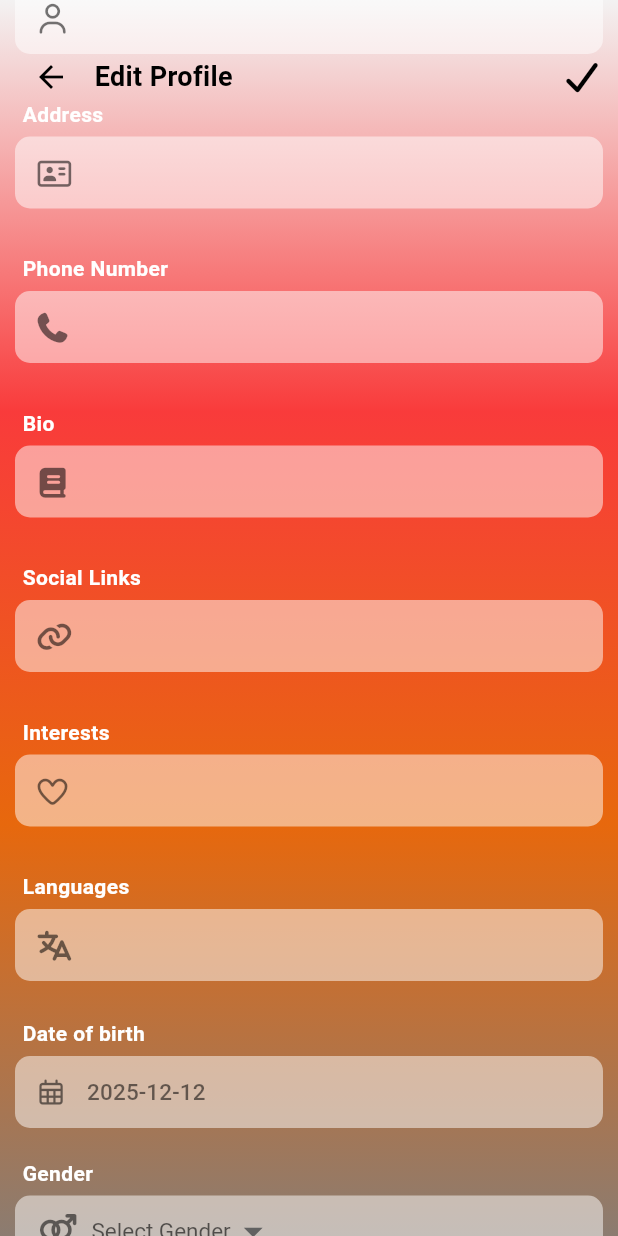
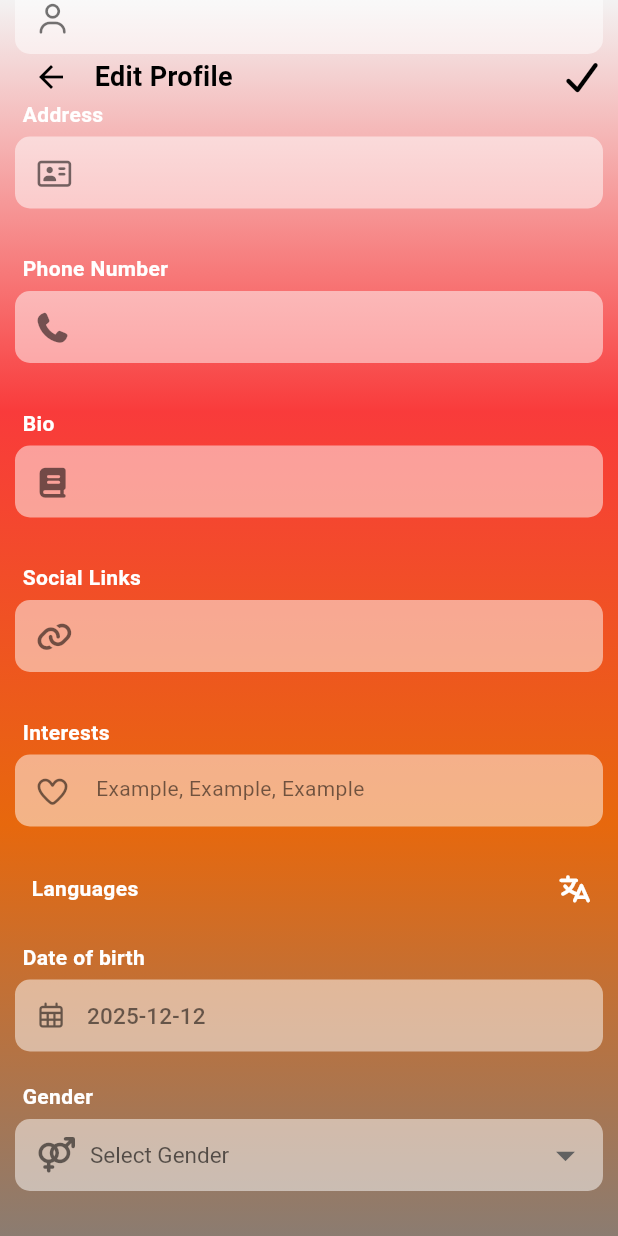
Before and after one commit to AbdelmelekMedh/battle_app, a Flutter app: the EditProfile screen opened directly with empty values, scrolled down 307 dp, on a phone screen of 412 x 824 dp. Run offline on Flutter 3.47's test engine with Material 3 defaults, Android fonts, the light colour scheme and no system bars; drawn by our look-alikes of multi_select_flutter; our stand-ins replace cached_network_image, flutter_rating_bar, font_awesome_flutter, google_maps_flutter, image_picker, responsive_builder and 4 more; accounts and stored records are empty; network calls fail.

Commit message:
update languages ui

```diff
--- a/lib/dio/dio.dart
+++ /dev/null
@@ -1,76 +0,0 @@
-import 'package:dio/dio.dart';
-import 'package:flutter_secure_storage/flutter_secure_storage.dart';
-
-class ApiClient {
-  static final Dio dio = Dio(
-    BaseOptions(
-      baseUrl: "http://10.0.2.2:8080/api",
-      connectTimeout: const Duration(seconds: 20),
-      receiveTimeout: const Duration(seconds: 20),
-    ),
-  )..interceptors.add(AuthInterceptor());
-}
-
-class AuthInterceptor extends Interceptor {
-  final storage = const FlutterSecureStorage();
-
-  @override
-  void onRequest(RequestOptions options, RequestInterceptorHandler handler) async {
-    String? token = await storage.read(key: "accessToken");
-
-    if (token != null) {
-      options.headers["Authorization"] = "Bearer $token";
-    }
-
-    return handler.next(options);
-  }
-
-  @override
-  void onError(DioException err, ErrorInterceptorHandler handler) async {
-    // expired or invalid token
-    if (err.response?.statusCode == 401) {
-      final refreshed = await _refreshToken();
-
-      if (refreshed) {
-        // retry request
-        final accessToken = await storage.read(key: "accessToken");
-
-        err.requestOptions.headers["Authorization"] = "Bearer $accessToken";
-
-        final cloneReq = await ApiClient.dio.fetch(err.requestOptions);
-        return handler.resolve(cloneReq);
-      } else {
-        // refresh token expired → logout
-        await storage.deleteAll();
-      }
-    }
-
-    return handler.next(err);
-  }
-
-  Future<bool> _refreshToken() async {
-    try {
-      String? refreshToken = await storage.read(key: "refreshToken");
-
-      if (refreshToken == null) return false;
-
-      final response = await ApiClient.dio.post(
-        "/auth/refreshToken",
-        data: {"refreshToken": refreshToken},
-      );
-
-      if (response.statusCode == 200) {
-        final newAccess = response.data["accessToken"];
-        final newRefresh = response.data["refreshToken"];
-
-        await storage.write(key: "accessToken", value: newAccess);
-        await storage.write(key: "refreshToken", value: newRefresh);
-
-        return true;
-      }
-      return false;
-    } catch (e) {
-      return false;
-    }
-  }
-}
--- a/lib/pages/edit_profile.dart
+++ b/lib/pages/edit_profile.dart
@@ -4,6 +4,8 @@ import 'package:battle_app/pages/profile.dart';
 import 'package:flutter/material.dart';
 import 'package:font_awesome_flutter/font_awesome_flutter.dart';
 import 'package:image_picker/image_picker.dart';
+import 'package:multi_select_flutter/dialog/multi_select_dialog_field.dart';
+import 'package:multi_select_flutter/multi_select_flutter.dart';
 
 import '../api/profile_api.dart';
 import '../models/profile_model.dart';
@@ -14,7 +16,7 @@ import '../widgets/text_widget.dart';
 class EditProfile extends StatefulWidget {
   final ProfileScreenData userProfile;
 
-  const EditProfile({Key? key, required this.userProfile}) : super(key: key);
+  const EditProfile({super.key, required this.userProfile});
 
   @override
   State<EditProfile> createState() => _EditProfileState();
@@ -27,7 +29,7 @@ class _EditProfileState extends State<EditProfile> {
   final _bioController = TextEditingController();
   final _socialLinksController = TextEditingController();
   final _interestsController = TextEditingController();
-  final _languagesController = TextEditingController();
+  List<String> _selectedLanguages = [];
 
   final ImagePicker _picker = ImagePicker();
   XFile? _pickedImage;
@@ -49,12 +51,8 @@ class _EditProfileState extends State<EditProfile> {
           .map((e) => '${e.key}:${e.value}')
           .join(', ') ?? '';
 
-      _interestsController.text = profile.interests != null
-          ? profile.interests.join(', ')
-          : '';
-      _languagesController.text = profile.languages != null
-          ? profile.languages.join(', ')
-          : '';
+      _interestsController.text = profile.interests.join(', ');
+      _selectedLanguages = List<String>.from(profile.languages);
       if (profile.dateOfBirth != null) {
         _selectedDate = profile.dateOfBirth;
       }
@@ -72,7 +70,6 @@ class _EditProfileState extends State<EditProfile> {
     _bioController.dispose();
     _socialLinksController.dispose();
     _interestsController.dispose();
-    _languagesController.dispose();
     super.dispose();
   }
 
@@ -135,7 +132,7 @@ class _EditProfileState extends State<EditProfile> {
               imageProfile: profile.imageProfile,
               socialLinks: profile.socialLinks, // or parse from text
               interests: _interestsController.text.split(',').map((e) => e.trim()).toList(),
-              languages: _languagesController.text.split(',').map((e) => e.trim()).toList(),
+              languages: List<String>.from(_selectedLanguages),
               id: profile.id,
               createdAt: profile.createdAt,
               updatedAt: DateTime.now(),
@@ -227,6 +224,7 @@ class _EditProfileState extends State<EditProfile> {
                     icon: FontAwesomeIcons.book,
                     keyboardType: TextInputType.text,
                     textInputAction: TextInputAction.next,
+                    maxLines: null,
                   ),
                   const SizedBox(height: 10),
                   TextWidget(
@@ -241,17 +239,61 @@ class _EditProfileState extends State<EditProfile> {
                     controller: _interestsController,
                     label: 'Interests',
                     icon: FontAwesomeIcons.heart,
+                    hint: 'Example, Example, Example',
                     keyboardType: TextInputType.multiline,
                     textInputAction: TextInputAction.next,
                   ),
                   const SizedBox(height: 10),
-                  TextWidget(
-                    controller: _languagesController,
-                    label: 'Languages',
-                    icon: FontAwesomeIcons.language,
-                    keyboardType: TextInputType.multiline,
-                    textInputAction: TextInputAction.next,
+        MultiSelectBottomSheetField<String?>(
+          decoration: BoxDecoration(
+            borderRadius: BorderRadius.circular(10),
+            border: Border.all(color: Colors.transparent),
           ),
+          searchHint: 'Search',
+          searchTextStyle: const TextStyle(color: Colors.white, fontWeight: FontWeight.bold),
+          searchHintStyle: const TextStyle(color: Colors.white, fontWeight: FontWeight.bold),
+          searchIcon:  Icon(FontAwesomeIcons.magnifyingGlass, color: Colors.white, size: 18),
+          closeSearchIcon: const Icon(FontAwesomeIcons.xmark, color: Colors.white, size: 18),
+          cancelText: Text("Cancel", style: TextStyle(color: Colors.white, fontWeight: FontWeight.bold)),
+          confirmText: Text("Confirm", style: TextStyle(color: Colors.white, fontWeight: FontWeight.bold)),
+          backgroundColor: Colors.white.withOpacity(0.5),
+          listType: MultiSelectListType.CHIP,
+          itemsTextStyle:const TextStyle(color: Colors.black54, fontWeight: FontWeight.bold),
+          items: languages
+              .map((lang) => MultiSelectItem<String?>(lang, lang))
+              .toList(),
+          initialValue: _selectedLanguages.cast<String?>(),
+          searchable: true,
+          title: Text("Select languages", style: const TextStyle(fontWeight: FontWeight.bold)),
+          buttonText: Text("Languages",
+            style: const TextStyle(fontWeight: FontWeight.bold),
+          ),
+          chipDisplay: MultiSelectChipDisplay(
+            textStyle: TextStyle(color: Colors.black54, fontSize: 15),
+            chipColor: Colors.transparent,
+            decoration: BoxDecoration(
+              color: Colors.white.withOpacity(0.5),
+              borderRadius: BorderRadius.circular(12),
+              border: Border.all(color: Colors.black26),
+            ),
+            onTap: (value) {
+              setState(() {
+                _selectedLanguages.remove(value);
+              });
+            },
+          ),
+
+          onConfirm: (List<String?> results) {
+            setState(() {
+              _selectedLanguages = results.whereType<String>().toList();
+            });
+          },
+
+          buttonIcon: Icon(FontAwesomeIcons.language, color: Colors.white, size: 18),
+
+        ),
+
+
         const SizedBox(height: 15),
                   Column(
                     crossAxisAlignment: CrossAxisAlignment.start,
@@ -296,7 +338,7 @@ class _EditProfileState extends State<EditProfile> {
                         child: Text('Gender', style: TextStyle(fontWeight: FontWeight.bold)),
                       ),
                       Container(
-                            padding: const EdgeInsets.only(left: 16, right: 10),
+                        padding: const EdgeInsets.only(left: 15, right: 10),
                         decoration: BoxDecoration(
                           color: Colors.white.withOpacity(0.5),
                           borderRadius: BorderRadius.circular(10),
@@ -305,7 +347,9 @@ class _EditProfileState extends State<EditProfile> {
                           spacing: 15,
                           children: [
                             Icon(FontAwesomeIcons.venusMars, size: 20, color: Colors.black54,),
-                                DropdownButton<String>(
+                            Expanded(
+                              child: DropdownButton<String>(
+                                isExpanded: true,
                                 hint: const Text('Select Gender'),
                                 dropdownColor: Colors.white.withOpacity(0.8),
                                 iconSize: 30,
@@ -324,6 +368,7 @@ class _EditProfileState extends State<EditProfile> {
                                 ))
                                     .toList(),
                               ),
+                            ),
                           ],
                         ),
                       ),
@@ -338,3 +383,87 @@ class _EditProfileState extends State<EditProfile> {
     );
   }
 }
+
+final List<String> languages = [
+  "Arabic",
+  "English",
+  "French",
+  "Spanish",
+  "German",
+  "Italian",
+  "Portuguese",
+  "Russian",
+  "Mandarin Chinese",
+  "Cantonese",
+  "Japanese",
+  "Korean",
+  "Hindi",
+  "Urdu",
+  "Bengali",
+  "Punjabi",
+  "Gujarati",
+  "Marathi",
+  "Tamil",
+  "Telugu",
+  "Kannada",
+  "Malayalam",
+  "Sinhala",
+  "Nepali",
+  "Pashto",
+  "Persian (Farsi)",
+  "Turkish",
+  "Kurdish",
+  "Hebrew",
+  "Greek",
+  "Dutch",
+  "Swedish",
+  "Norwegian",
+  "Danish",
+  "Finnish",
+  "Polish",
+  "Czech",
+  "Slovak",
+  "Hungarian",
+  "Romanian",
+  "Bulgarian",
+  "Serbian",
+  "Croatian",
+  "Bosnian",
+  "Slovenian",
+  "Ukrainian",
+  "Belarusian",
+  "Lithuanian",
+  "Latvian",
+  "Estonian",
+  "Thai",
+  "Vietnamese",
+  "Myanmar (Burmese)",
+  "Khmer",
+  "Lao",
+  "Malay",
+  "Indonesian",
+  "Filipino (Tagalog)",
+  "Javanese",
+  "Sundanese",
+  "Swahili",
+  "Amharic",
+  "Somali",
+  "Yoruba",
+  "Igbo",
+  "Hausa",
+  "Zulu",
+  "Xhosa",
+  "Afrikaans",
+  "Maori",
+  "Samoan",
+  "Tongan",
+  "Mongolian",
+  "Armenian",
+  "Georgian",
+  "Albanian",
+  "Icelandic",
+  "Irish",
+  "Welsh",
+  "Basque",
+  "Catalan"
+];
--- a/lib/widgets/text_widget.dart
+++ b/lib/widgets/text_widget.dart
@@ -9,17 +9,21 @@ class TextWidget extends StatelessWidget {
   final bool obscureText;
   final TextInputType keyboardType;
   final TextInputAction textInputAction;
+  final int? maxLines;
+  final String? hint;
 
   const TextWidget({
-    Key? key,
+    super.key,
     required this.controller,
+    this.hint,
     this.validator,
     required this.label,
     required this.icon,
     this.obscureText = false,
     required this.keyboardType,
     required this.textInputAction,
-  }) : super(key: key);
+    this.maxLines,
+  });
 
   @override
   Widget build(BuildContext context) {
@@ -36,6 +40,7 @@ class TextWidget extends StatelessWidget {
             ),
           ),
           Container(
+            padding: const EdgeInsets.symmetric(horizontal: 0, vertical: 0),
             decoration: BoxDecoration(
               color: Colors.white.withOpacity(0.5),
               borderRadius: BorderRadius.circular(10),
@@ -43,7 +48,10 @@ class TextWidget extends StatelessWidget {
             child: TextFormField(
               controller: controller,
               validator: validator,
+              minLines: maxLines == null ? 1 : null,
+              maxLines: maxLines,
               decoration: InputDecoration(
+                hint: Text(hint?.toString() ?? '', style: const TextStyle(color: Colors.black54)),
                 border: InputBorder.none,
                 prefixIcon: Padding(
                   padding: const EdgeInsets.symmetric(horizontal: 15.0),
--- a/pubspec.yaml
+++ b/pubspec.yaml
@@ -34,10 +34,10 @@ dependencies:
   video_player: ^2.0.0
   flutter_staggered_grid_view: ^0.4.1 # Using a version compatible with StaggeredTile
   dio: ^5.0.0
-  flutter_secure_storage: ^9.0.0
   google_maps_flutter: ^2.0.0
   agora_rtm: ^2.2.5
   image_picker: ^1.0.7
+  multi_select_flutter: ^4.1.3
 
 dev_dependencies:
   flutter_test:
```
Also changed, not shown: pubspec.lock, 5 other files. Lines whose indentation alone changed are shown as unchanged.
